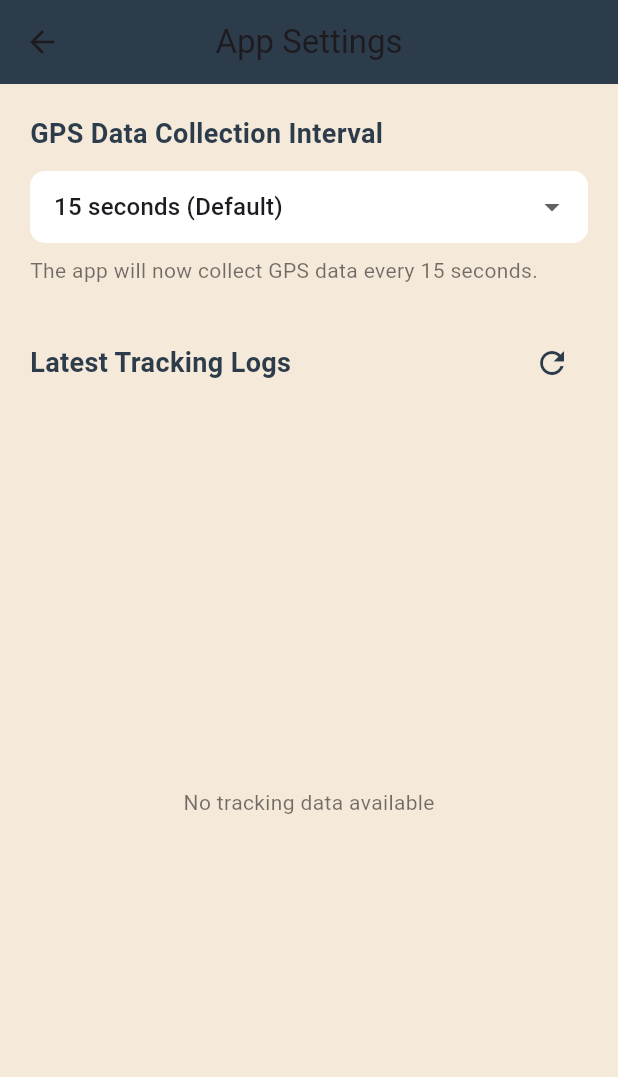
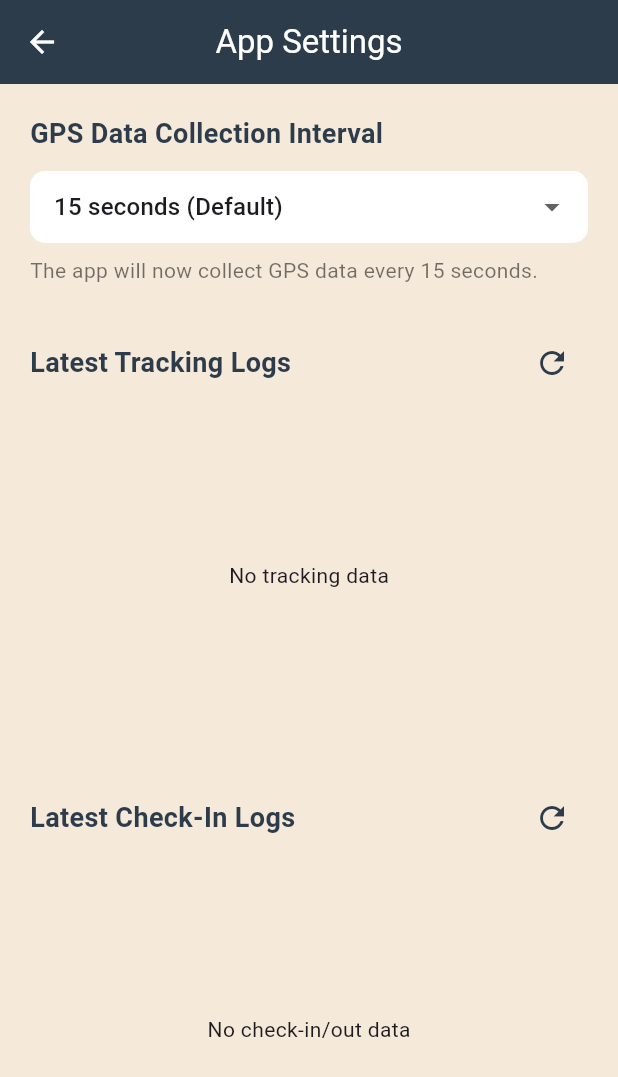
Before and after one commit to sagarsavaliya2106-sketch/TWS, a Flutter app: the SettingsScreen screen opened directly, on a phone screen of 412 x 824 dp. Shown: the top 1077 px of the screen. Run offline on Flutter 3.47's test engine with Material 3 defaults, Android fonts, the phone set to English and light mode, and no system bars; our stand-ins replace battery_plus, connectivity_plus, dio, flutter_riverpod, geolocator, shared_preferences and 1 more; accounts and stored records are empty.

Commit message:
check-In logs and mobile number save bug also done

```diff
--- a/lib/features/settings/settings_screen.dart
+++ b/lib/features/settings/settings_screen.dart
@@ -11,12 +11,17 @@ class SettingsScreen extends ConsumerWidget {
   Widget build(BuildContext context, WidgetRef ref) {
     final currentInterval = ref.watch(gpsIntervalProvider);
     final trackingAsync = ref.watch(trackingLogsProvider);
+    final checkInOutAsync = ref.watch(checkInOutLogsProvider);
 
     return Scaffold(
       appBar: AppBar(
-        title: const Text('App Settings'),
+        title: const Text(
+          'App Settings',
+          style: TextStyle(color: Colors.white),
+        ),
         backgroundColor: TWCColors.coffeeDark,
         centerTitle: true,
+        iconTheme: const IconThemeData(color: Colors.white), // ✅ makes back arrow white
       ),
       backgroundColor: TWCColors.latteBg,
       body: Padding(
@@ -63,6 +68,7 @@ class SettingsScreen extends ConsumerWidget {
             ),
             const SizedBox(height: 28),
 
+            // 🔹 Section 1 — Tracking Logs
             Row(
               mainAxisAlignment: MainAxisAlignment.spaceBetween,
               children: [
@@ -77,62 +83,94 @@ class SettingsScreen extends ConsumerWidget {
                 IconButton(
                   icon: const Icon(Icons.refresh),
                   color: TWCColors.coffeeDark,
-                  onPressed: () {
-                    ref.invalidate(trackingLogsProvider);
-                  },
+                  onPressed: () => ref.invalidate(trackingLogsProvider),
                 ),
               ],
             ),
-
             Expanded(
+              flex: 1,
               child: trackingAsync.when(
                 data: (list) {
                   if (list.isEmpty) {
-                    return const Center(
-                      child: Text('No tracking data available',
-                          style: TextStyle(color: Colors.black54)),
-                    );
+                    return const Center(child: Text('No tracking data'));
                   }
-
                   return ListView.separated(
                     itemCount: list.length,
                     separatorBuilder: (_, __) => const Divider(height: 1, color: Colors.black12),
                     itemBuilder: (_, i) {
-                      final item = list[i];
-                      final time = item['timestamp'] ?? '';
-                      final lat = item['latitude'];
-                      final lon = item['longitude'];
-                      final acc = item['accuracy'];
-                      final bat = item['battery_level'];
-
+                      final e = list[i];
                       return ListTile(
-                        title: Text(
-                          '$time',
-                          style: const TextStyle(
-                            fontSize: 15,
-                            fontWeight: FontWeight.w500,
-                            color: TWCColors.coffeeDark,
-                          ),
-                        ),
+                        title: Text(e['timestamp'] ?? ''),
                         subtitle: Text(
-                          'Lat: $lat, Lon: $lon\nAccuracy: ${acc?.toStringAsFixed(1)}m, Battery: ${bat?.toStringAsFixed(0)}%',
-                          style: const TextStyle(fontSize: 13, color: Colors.black87, height: 1.3),
+                          'Lat: ${e['latitude']}, Lon: ${e['longitude']}\n'
+                              'Acc: ${e['accuracy']}m, battery_level: ${e['battery_level']}%',
+                          style: const TextStyle(height: 1.3),
                         ),
                         dense: true,
-                        visualDensity: VisualDensity.compact,
-                        contentPadding: const EdgeInsets.symmetric(horizontal: 4, vertical: 6),
                       );
                     },
                   );
                 },
                 loading: () => const Center(child: CircularProgressIndicator()),
-                error: (err, _) => Center(
-                  child: Text(
-                    'Failed to load logs\n$err',
-                    textAlign: TextAlign.center,
-                    style: const TextStyle(color: Colors.redAccent),
+                error: (err, _) => Center(child: Text('Error: $err')),
+              ),
+            ),
+            const SizedBox(height: 20),
+
+            // 🔹 Section 2 — Check-In / Check-Out Logs
+            Row(
+              mainAxisAlignment: MainAxisAlignment.spaceBetween,
+              children: [
+                const Text(
+                  'Latest Check-In Logs',
+                  style: TextStyle(
+                    fontSize: 18,
+                    fontWeight: FontWeight.w600,
+                    color: TWCColors.coffeeDark,
                   ),
                 ),
+                IconButton(
+                  icon: const Icon(Icons.refresh),
+                  color: TWCColors.coffeeDark,
+                  onPressed: () => ref.invalidate(checkInOutLogsProvider),
+                ),
+              ],
+            ),
+            Expanded(
+              flex: 1,
+              child: checkInOutAsync.when(
+                data: (list) {
+                  if (list.isEmpty) {
+                    return const Center(child: Text('No check-in/out data'));
+                  }
+                  return ListView.separated(
+                    itemCount: list.length,
+                    separatorBuilder: (_, __) => const Divider(height: 1, color: Colors.black12),
+                    itemBuilder: (_, i) {
+                      final e = list[i];
+                      final wh = e['warehouse_name'] ?? e['store_name'] ?? '-';
+                      final locType = e['location_type'] ?? '—';
+                      final status = e['trip_status'] ?? '';
+                      final time = e['timestamp'] ?? '';
+                      return ListTile(
+                        leading: Icon(
+                          status == 'in_progress' ? Icons.play_arrow_rounded : Icons.stop_circle_outlined,
+                          color: status == 'in_progress'
+                              ? Colors.green
+                              : Colors.redAccent,
+                        ),
+                        title: Text('$locType: $wh'),
+                        subtitle: Text(
+                          'Status: $status\nTime: $time\nLat: ${e['latitude']}, Lon: ${e['longitude']}',
+                          style: const TextStyle(height: 1.3),
+                        ),
+                        dense: true,
+                      );
+                    },
+                  );
+                },
+                loading: () => const Center(child: CircularProgressIndicator()),
+                error: (err, _) => Center(child: Text('Error: $err')),
               ),
             ),
           ],
--- a/lib/service/api_service.dart
+++ b/lib/service/api_service.dart
@@ -86,6 +86,24 @@ class ApiService {
     throw Exception('Failed to fetch tracking logs');
   }
 
+  Future<List<Map<String, dynamic>>> fetchCheckInOutLogs(String mobile, {int limit = 10}) async {
+    final resp = await _dio.get(
+      '/api/twc_driver/check-in-out',
+      queryParameters: {
+        'mobile': mobile,
+        // 'limit': limit,
+      },
+    );
+
+    if (resp.statusCode == 200 && resp.data is Map) {
+      final data = resp.data['data'];
+      if (data is List) {
+        return data.map((e) => e as Map<String, dynamic>).toList();
+      }
+    }
+    throw Exception('Failed to fetch check-in/out logs');
+  }
+
   void setCookieHeader(String cookie) {
     _dio.options.headers['Cookie'] = cookie;
   }
--- a/lib/service/providers/settings_provider.dart
+++ b/lib/service/providers/settings_provider.dart
@@ -13,5 +13,13 @@ final trackingLogsProvider = FutureProvider<List<Map<String, dynamic>>>((ref) as
   return await api.fetchTrackingLogs(mobile);
 });
 
+final checkInOutLogsProvider = FutureProvider<List<Map<String, dynamic>>>((ref) async {
+  final api = ref.watch(apiServiceProvider);
+  final auth = ref.watch(authNotifierProvider);
+  final mobile = auth.mobile;
+  if (mobile == null || mobile.isEmpty) return [];
+  return await api.fetchCheckInOutLogs(mobile);
+});
+
 /// Controls how frequently GPS is collected (in seconds)
 final gpsIntervalProvider = StateProvider<int>((ref) => 15);
```
Also changed, not shown: lib/features/auth/otp_screen.dart (+9 -7 lines), lib/service/providers/auth_provider.dart (+25 -6 lines).
